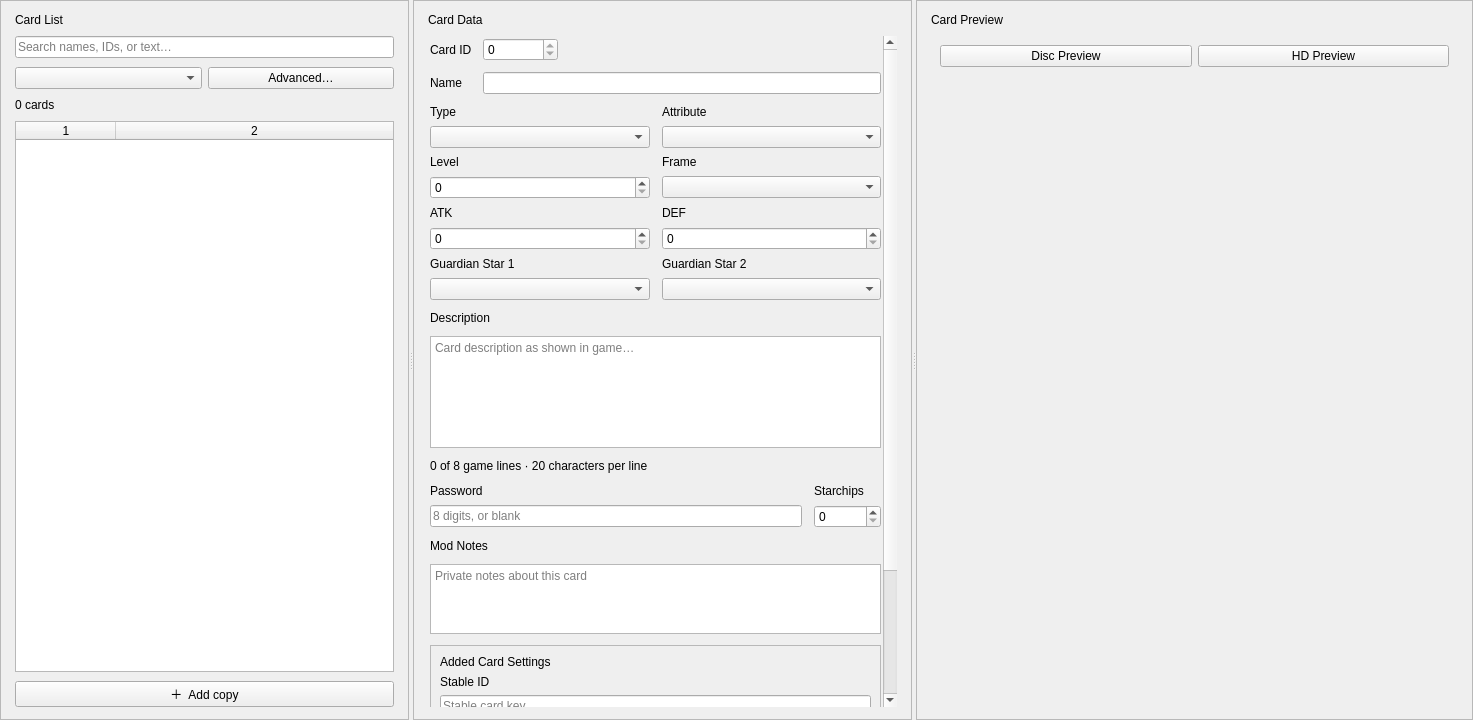
Before: the Qt Designer form tools/pc/fm_editor/ui/cards_page.ui in yamyi/YGOFM-DecompRecomp, drawn with Qt 5.
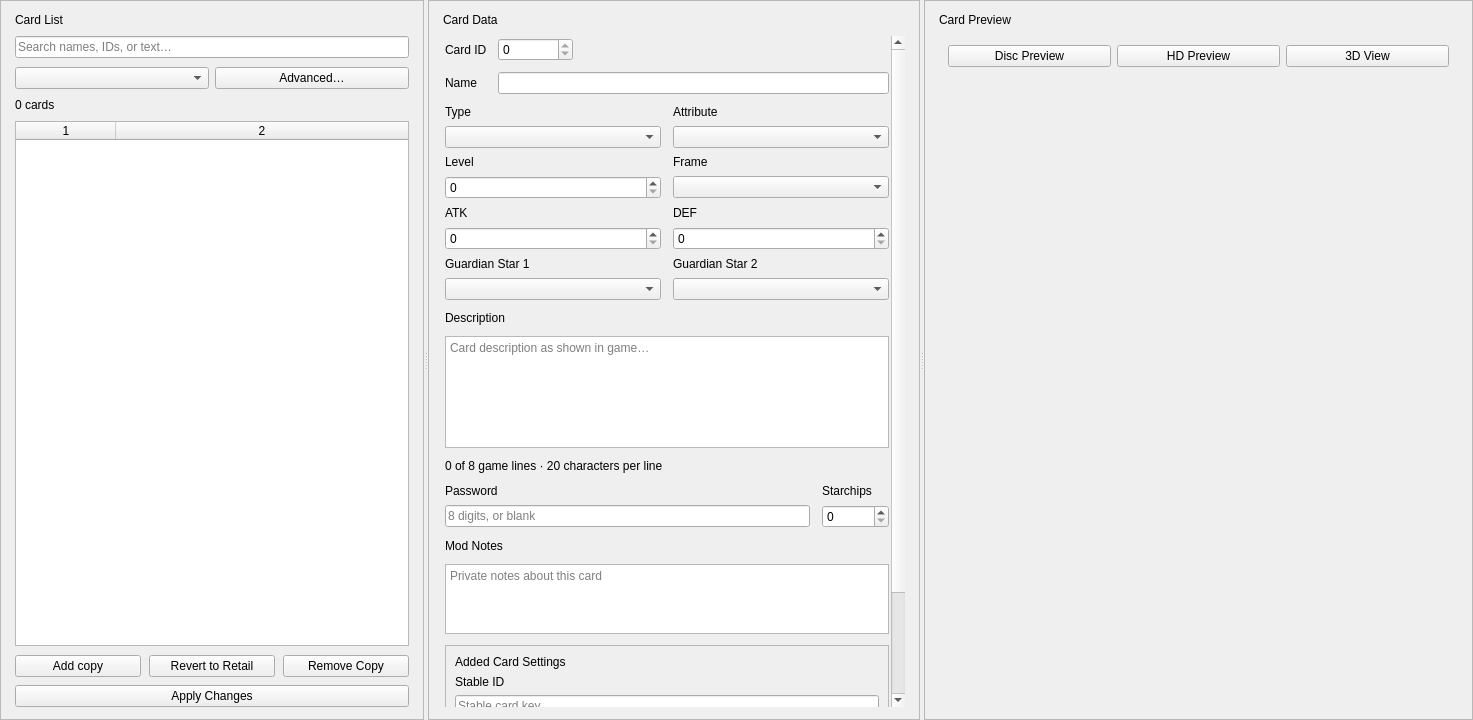
After: the same form once the commit is applied.

Commit message: FM Editor: add 3D card previews and polish duelist editing

Patch:
```diff
--- a/tools/pc/fm_editor/ui/cards_page.ui
+++ b/tools/pc/fm_editor/ui/cards_page.ui
@@ -154,11 +154,46 @@
         </widget>
        </item>
        <item>
-        <widget class="QPushButton" name="addCopyButton">
-         <property name="text">
-          <string>＋  Add copy</string>
+        <layout class="QVBoxLayout" name="cardActionsLayout">
+         <property name="spacing">
+          <number>8</number>
          </property>
-        </widget>
+         <item>
+          <layout class="QHBoxLayout" name="cardActionsRow">
+           <property name="spacing">
+            <number>8</number>
+           </property>
+           <item>
+            <widget class="QPushButton" name="addCopyButton">
+             <property name="text">
+              <string>Add copy</string>
+             </property>
+            </widget>
+           </item>
+           <item>
+            <widget class="QPushButton" name="revertButton">
+             <property name="text">
+              <string>Revert to Retail</string>
+             </property>
+            </widget>
+           </item>
+           <item>
+            <widget class="QPushButton" name="removeCopyButton">
+             <property name="text">
+              <string>Remove Copy</string>
+             </property>
+            </widget>
+           </item>
+          </layout>
+         </item>
+         <item>
+          <widget class="QPushButton" name="applyButton">
+           <property name="text">
+            <string>Apply Changes</string>
+           </property>
+          </widget>
+         </item>
+        </layout>
        </item>
       </layout>
      </widget>
@@ -550,31 +585,6 @@
              </property>
             </widget>
            </item>
-           <item>
-            <layout class="QHBoxLayout" name="cardActionsLayout">
-             <item>
-              <widget class="QPushButton" name="applyButton">
-               <property name="text">
-                <string>Apply Changes</string>
-               </property>
-              </widget>
-             </item>
-             <item>
-              <widget class="QPushButton" name="revertButton">
-               <property name="text">
-                <string>Revert to Retail</string>
-               </property>
-              </widget>
-             </item>
-             <item>
-              <widget class="QPushButton" name="removeCopyButton">
-               <property name="text">
-                <string>Remove Copy</string>
-               </property>
-              </widget>
-             </item>
-            </layout>
-           </item>
            <item>
             <spacer name="dataBottomSpacer">
              <property name="orientation">
@@ -665,6 +675,12 @@
             </property>
            </widget>
           </item>
+          <item row="0" column="4">
+           <widget class="QPushButton" name="modelPreviewButton">
+            <property name="text"><string>3D View</string></property>
+            <property name="toolTip"><string>View the card's in-game 3D model</string></property>
+           </widget>
+          </item>
          </layout>
         </widget>
        </item>
```
The commit also changes 14 other files.
